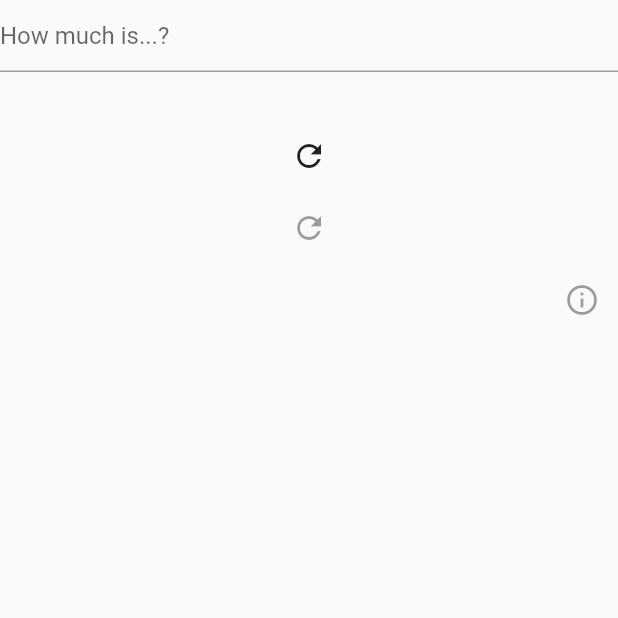
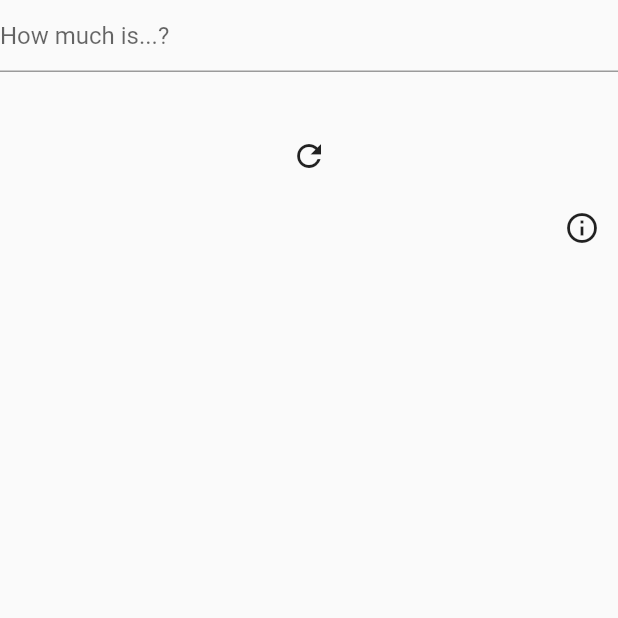
Before and after one commit to g-bulgarit/How-much-is-it, a Flutter app: the HomePage screen opened directly, on a phone screen of 412 x 824 dp, the top half of it. Run offline on Flutter 3.47's test engine with Material 2 defaults, Android fonts, the phone set to English and light mode, and no system bars; our stand-ins replace sprintf.

Commit message:
popped refresh off of the main widget stack

```diff
--- a/lib/newui.dart
+++ b/lib/newui.dart
@@ -2,6 +2,7 @@ import 'package:flutter/material.dart';
 
 import 'colors.dart';
 import 'customWidgets/InputCalcDisp.dart';
+import 'customWidgets/InfoDialog.dart';
 
 void main(){
   runApp(new MaterialApp(
@@ -21,19 +22,16 @@ class AppHomePage extends State<HomePage>{
 
   final TextEditingController textController = new TextEditingController();
 
-
-  Widget refreshButton = new Center(
-    child: Container(
-      child: IconButton(icon: Icon(Icons.refresh), onPressed: null),
-    ),
-  );
-
-
   Widget infoButton = new Container(
     child: Row(
       mainAxisAlignment: MainAxisAlignment.end,
       children: <Widget>[
-        IconButton(icon: Icon(Icons.info_outline), onPressed: null)
+        IconButton(
+          icon: Icon(Icons.info_outline),
+          onPressed: (){
+            // return InfoDialog();
+          }
+          ),
       ],
     ),
   );
@@ -51,8 +49,7 @@ class AppHomePage extends State<HomePage>{
             userText: "",
             userSubtext: "",
           ),
-          refreshButton,
-          infoButton
+          infoButton,
         ],
       ),
     );
```
